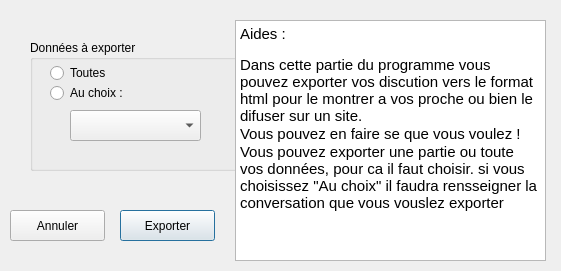
Above: tohtmldialog.ui from DGIProject/IpodMessageRecorver before the change. Below: the same form after it.
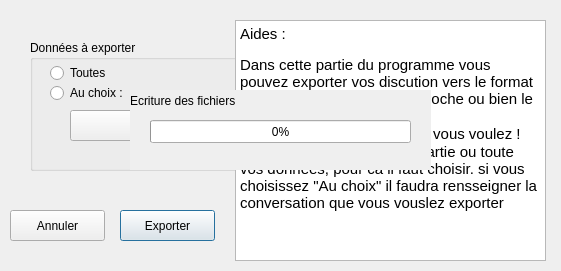
That is the form after the change.

Commit message: L'exportation html est maintenant fini quelque modification pour la sortie du fichier sont a prevoir pour ameliorer l'esthetique.

The edit to the form file:
```diff
--- a/tohtmldialog.ui
+++ b/tohtmldialog.ui
@@ -109,6 +109,45 @@
 &lt;p style=&quot; margin-top:0px; margin-bottom:0px; margin-left:0px; margin-right:0px; -qt-block-indent:0; text-indent:0px;&quot;&gt;Vous pouvez exporter une partie ou toute vos données, pour ca il faut choisir. si vous choisissez &amp;quot;Au choix&amp;quot; il faudra rensseigner la conversation que vous vouslez exporter&lt;/p&gt;&lt;/body&gt;&lt;/html&gt;</string>
    </property>
   </widget>
+  <widget class="QWidget" name="widget" native="true">
+   <property name="geometry">
+    <rect>
+     <x>130</x>
+     <y>90</y>
+     <width>301</width>
+     <height>80</height>
+    </rect>
+   </property>
+   <property name="autoFillBackground">
+    <bool>true</bool>
+   </property>
+   <widget class="QLabel" name="label_3">
+    <property name="geometry">
+     <rect>
+      <x>0</x>
+      <y>0</y>
+      <width>291</width>
+      <height>21</height>
+     </rect>
+    </property>
+    <property name="text">
+     <string>Ecriture des fichiers</string>
+    </property>
+   </widget>
+   <widget class="QProgressBar" name="Progress">
+    <property name="geometry">
+     <rect>
+      <x>20</x>
+      <y>30</y>
+      <width>261</width>
+      <height>23</height>
+     </rect>
+    </property>
+    <property name="value">
+     <number>0</number>
+    </property>
+   </widget>
+  </widget>
  </widget>
  <resources/>
  <connections/>
```
Left out of the diff: 4 changed lines with no effect on the pictures. The commit also changes 2 other files.
